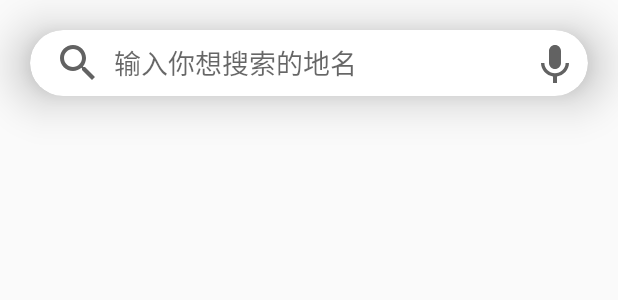
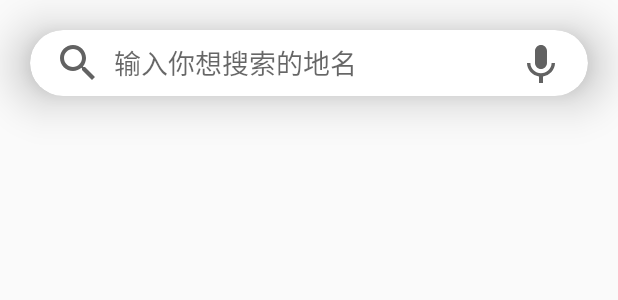
Before and after one commit to HellseggaMosken/__bak__AndroidDHUTraveller, an Android app: the layout search_bar.xml on its own in the app's theme, with its tools: preview values and no code run, on a phone screen of 412 x 824 dp. Shown: the top 300 px of the screen. Run offline under Robolectric (Android 15) with nearby library versions, the phone set to English and light mode, and no system bars.

Commit message:
normal update

```diff
--- a/app/src/main/res/layout/dhu_dialog.xml
+++ b/app/src/main/res/layout/dhu_dialog.xml
@@ -9,7 +9,7 @@
     android:layout_centerVertical="true"
     android:layout_marginHorizontal="20dp"
     android:layout_marginVertical="100dp"
-    app:cardElevation="20dp"
+    app:cardElevation="17dp"
     app:cardCornerRadius="14dp">
 
     <RelativeLayout
--- a/app/src/main/res/layout/search_bar.xml
+++ b/app/src/main/res/layout/search_bar.xml
@@ -1,22 +1,23 @@
 <?xml version="1.0" encoding="utf-8"?>
-<RelativeLayout xmlns:android="http://schemas.android.com/apk/res/android"
+<androidx.cardview.widget.CardView
+    xmlns:app="http://schemas.android.com/apk/res-auto"
+    xmlns:android="http://schemas.android.com/apk/res/android"
+    android:id="@+id/search_bar"
     android:layout_width="match_parent"
-    android:layout_height="match_parent"
-    xmlns:app="http://schemas.android.com/apk/res-auto"
-    android:id="@+id/search_bar"
-    android:translationZ="1000dp">
-
-    <androidx.cardview.widget.CardView
+    android:layout_height="wrap_content"
+    android:background="@color/colorWhite"
+    android:layout_marginTop="20dp"
+    android:layout_marginHorizontal="20dp"
+    app:cardElevation="20dp"
+    app:cardCornerRadius="22dp">
+    <RelativeLayout
         android:layout_width="match_parent"
-        android:layout_height="44dp"
-        android:background="@color/colorWhite"
-        android:layout_marginTop="20sp"
-        android:layout_marginHorizontal="20sp"
-        app:cardElevation="20dp"
-        app:cardCornerRadius="22dp">
+        android:layout_height="match_parent"
+        >
         <RelativeLayout
+            android:id="@+id/search_bar_bar"
             android:layout_width="match_parent"
-            android:layout_height="match_parent">
+            android:layout_height="44dp">
             <SearchView
                 android:id="@+id/search_bar_view"
                 android:layout_width="match_parent"
@@ -31,14 +32,23 @@
 
             <TextView
                 android:id="@+id/search_bar_voice"
-                android:layout_width="40dp"
+                android:layout_width="wrap_content"
                 android:layout_height="match_parent"
                 android:drawableStart="@drawable/ic_voice"
-                android:background="?android:attr/selectableItemBackground"
+                android:background="?android:attr/selectableItemBackgroundBorderless"
                 android:layout_alignParentEnd="true"
-                android:paddingEnd="10dp"
+                android:paddingEnd="15dp"
                 android:paddingStart="2dp"
                 />
         </RelativeLayout>
-    </androidx.cardview.widget.CardView>
-</RelativeLayout>
+        <LinearLayout
+            android:id="@+id/search_bar_list"
+            android:layout_width="match_parent"
+            android:layout_height="wrap_content"
+            android:layout_below="@id/search_bar_bar"
+            android:orientation="vertical"
+            >
+        </LinearLayout>
+
+    </RelativeLayout>
+</androidx.cardview.widget.CardView>
```
Also changed, not shown: app/src/main/java/dhu/cst/zhangcheng171010220/dhutraveller/SearchBar.java (+34 -11 lines), app/src/main/res/layout/search_res_item.xml (added, +11 -0 lines).
